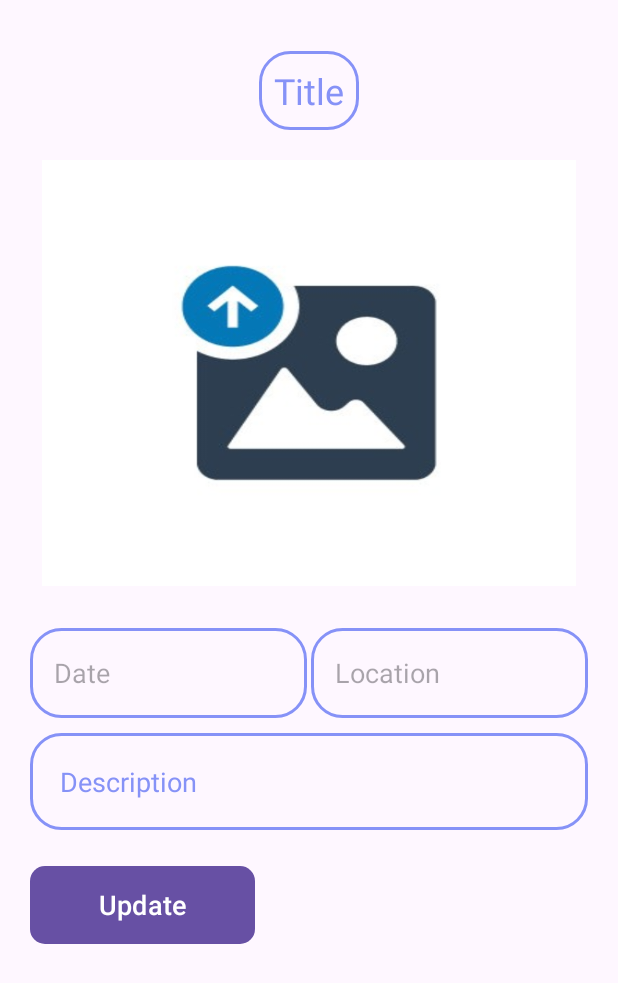
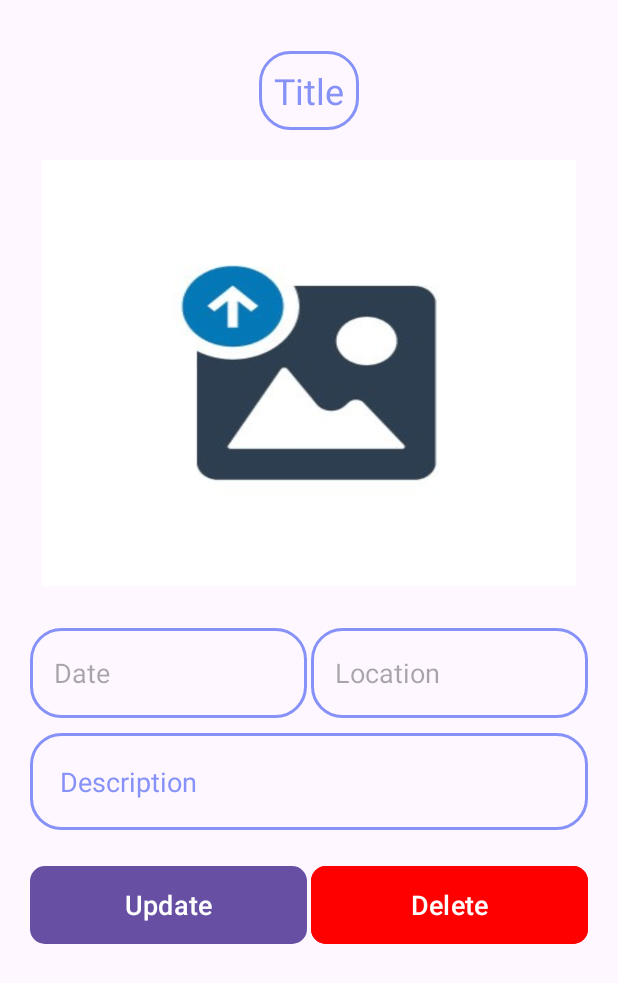
Before and after one commit to 5arBarisic/Moment_Map, an Android app: the MomentDetails screen opened directly, with no data from a screen before it, on a phone screen of 412 x 824 dp. Shown: the top 983 px of the screen. Run offline under Robolectric (Android 15) with nearby library versions, the phone set to English and light mode, and no system bars; our stand-ins replace Firebase (no records; nobody signed in at launch, a user with empty details on screens opened directly); pictures from the network do not load.

Commit message:
updated moment update and added moment delete

```diff
--- a/app/src/main/java/com/example/momentmap/AddMomentFragment.kt
+++ b/app/src/main/java/com/example/momentmap/AddMomentFragment.kt
@@ -173,14 +173,16 @@ class AddMomentFragment : Fragment() {
         builder.setCancelable(false)
         builder.setView(R.layout.progress)
         val dialog = builder.create()
+        dialog.show()
 
         storageReference.putFile(uri!!).addOnSuccessListener { taskSnapshot ->
             val uriTask = taskSnapshot.storage.downloadUrl
             while (!uriTask.isComplete);
             val urlImage = uriTask.result
             imageURL = urlImage.toString()
+            dialog.dismiss()
             uploadData()
-            dialog.dismiss()
+
 
 
         }.addOnFailureListener {
--- a/app/src/main/res/layout/activity_moment_details.xml
+++ b/app/src/main/res/layout/activity_moment_details.xml
@@ -77,13 +77,31 @@
             android:text="Description"
             android:textColor="@color/lavender"
             android:textSize="18sp" />
+    <LinearLayout
+        android:layout_width="match_parent"
+        android:layout_height="wrap_content"
+        android:orientation="horizontal">
         <Button
-            android:layout_width="150dp"
+            android:layout_width="0dp"
             android:layout_height="60dp"
             android:text="Update"
+            android:layout_weight="1"
             android:id="@+id/updateButton"
+            android:layout_marginEnd="1dp"
+            android:textSize="18sp"
+            android:layout_marginTop="20dp"
+            app:cornerRadius = "10dp"/>
+        <Button
+            android:layout_width="0dp"
+            android:layout_height="60dp"
+            android:layout_weight="1"
+            android:text="Delete"
+            android:backgroundTint="@color/red"
+            android:id="@+id/deleteButton"
+            android:layout_marginStart="1dp"
             android:textSize="18sp"
             android:layout_marginTop="20dp"
             app:cornerRadius = "10dp"/>
     </LinearLayout>
+    </LinearLayout>
 </ScrollView>
```
Also changed, not shown: app/src/main/java/com/example/momentmap/MomentDetails.kt (+37 -12 lines).
